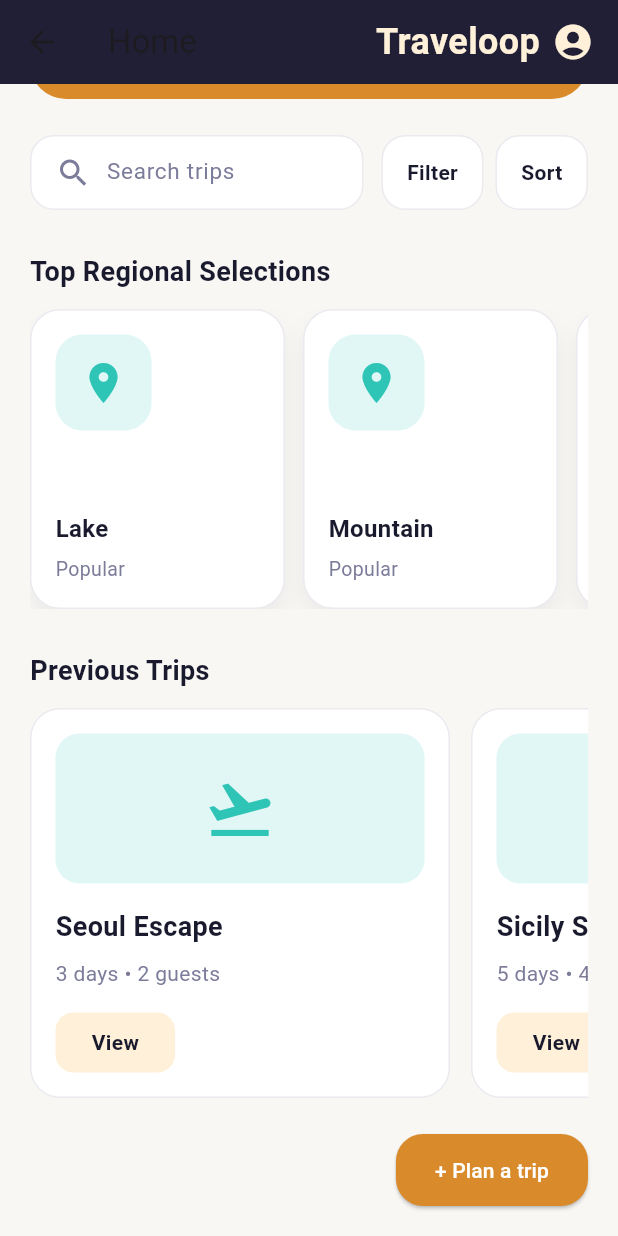
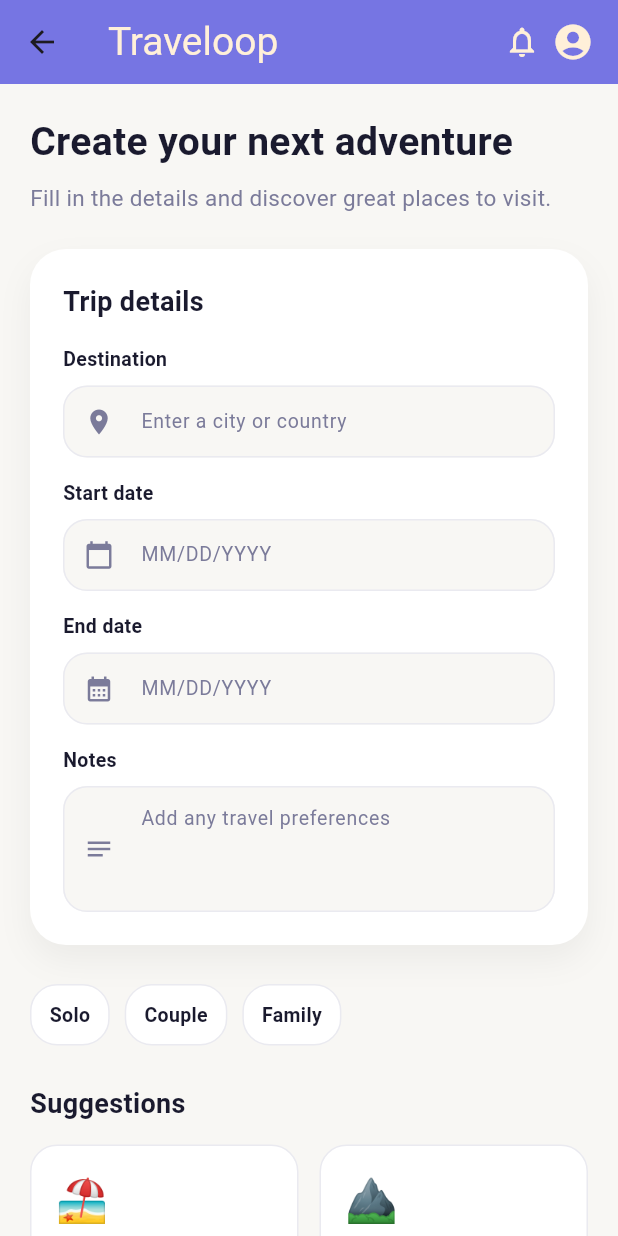
Before and after one commit to 25amtics330-sys/Traveloop, a Flutter app: the HomePage screen opened by its route, scrolled down 278 dp, after a tap on "+ Plan a trip", on a phone screen of 412 x 824 dp. Run offline on Flutter 3.47's test engine with Material 3 defaults, Android fonts, the phone set to English and light mode, and no system bars.

Commit message:
Added New travel page

```diff
--- a/Frontend/webapp/lib/Pages/home.dart
+++ b/Frontend/webapp/lib/Pages/home.dart
@@ -39,18 +39,12 @@ class _HomePageState extends State<HomePage> with TickerProviderStateMixin {
     return Scaffold(
       backgroundColor: AppColors.bg,
       appBar: AppBar(
-        backgroundColor: AppColors.primary,
+        backgroundColor: const Color.fromARGB(255, 119, 119, 232),
         elevation: 1,
-        title: const Text('Home'),
+        title: const Text('Traveloop', style: TextStyle(color: AppColors.accentLight, fontSize: 26),  ),
         actions: const [
-          Text(
-            'Traveloop',
-            style: TextStyle(
-              color: AppColors.accentLight,
-              fontSize: 24,
-              fontWeight: FontWeight.bold,
-            ),
-          ),
+          SizedBox(width: 24),
+          Icon(Icons.notifications_none, color: AppColors.accentLight),
           SizedBox(width: 8),
           Padding(
             padding: EdgeInsets.only(right: 16.0),
@@ -232,7 +226,9 @@ class _HomePageState extends State<HomePage> with TickerProviderStateMixin {
             Align(
               alignment: Alignment.centerRight,
               child: ElevatedButton(
-                onPressed: () {},
+                onPressed: () {
+                  Navigator.pushNamed(context, '/new_trip');
+                },
                 style: ElevatedButton.styleFrom(
                   backgroundColor: AppColors.accent,
                   foregroundColor: AppColors.card,
--- /dev/null
+++ b/Frontend/webapp/lib/Pages/new_trip.dart
@@ -0,0 +1,307 @@
+import 'package:flutter/material.dart';
+import '../main.dart';
+
+class CreateTripScreen extends StatefulWidget {
+  const CreateTripScreen({Key? key}) : super(key: key);
+
+  @override
+  State<CreateTripScreen> createState() => _CreateTripScreenState();
+}
+
+class _CreateTripScreenState extends State<CreateTripScreen> {
+  final TextEditingController _destinationController = TextEditingController();
+  final TextEditingController _startDateController = TextEditingController();
+  final TextEditingController _endDateController = TextEditingController();
+  final TextEditingController _notesController = TextEditingController();
+
+  final List<Map<String, String>> _suggestions = [
+    {'title': 'Beach', 'subtitle': 'Relax by the sea', 'icon': '🏖'},
+    {'title': 'Mountain', 'subtitle': 'Hike the trails', 'icon': '⛰'},
+    {'title': 'City', 'subtitle': 'Explore local streets', 'icon': '🏙'},
+    {'title': 'Food', 'subtitle': 'Taste new flavors', 'icon': '🍲'},
+    {'title': 'Culture', 'subtitle': 'Visit museums', 'icon': '🏛'},
+    {'title': 'Adventure', 'subtitle': 'Try new sports', 'icon': '🚣'},
+  ];
+
+  @override
+  void dispose() {
+    _destinationController.dispose();
+    _startDateController.dispose();
+    _endDateController.dispose();
+    _notesController.dispose();
+    super.dispose();
+  }
+
+  @override
+  Widget build(BuildContext context) {
+    return Scaffold(
+      backgroundColor: AppColors.bg,
+      appBar:AppBar(
+        backgroundColor: const Color.fromARGB(255, 119, 119, 232),
+        elevation: 1,
+        title: const Text('Traveloop', style: TextStyle(color: AppColors.accentLight, fontSize: 26),  ),
+        actions: const [
+          SizedBox(width: 24),
+          Icon(Icons.notifications_none, color: AppColors.accentLight),
+          SizedBox(width: 8),
+          Padding(
+            padding: EdgeInsets.only(right: 16.0),
+            child: Icon(
+              Icons.account_circle,
+              color: AppColors.accentLight,
+              size: 28,
+            ),
+          ),
+        ],
+      ),
+      body: SingleChildScrollView(
+        padding: const EdgeInsets.all(20),
+        child: Column(
+          crossAxisAlignment: CrossAxisAlignment.start,
+          children: [
+            Text(
+              'Create your next adventure',
+              style: TextStyle(
+                color: AppColors.text,
+                fontSize: 26,
+                fontWeight: FontWeight.bold,
+              ),
+            ),
+            const SizedBox(height: 8),
+            Text(
+              'Fill in the details and discover great places to visit.',
+              style: TextStyle(
+                color: AppColors.textLight,
+                fontSize: 15,
+              ),
+            ),
+            const SizedBox(height: 24),
+            Container(
+              decoration: BoxDecoration(
+                color: AppColors.card,
+                borderRadius: BorderRadius.circular(24),
+                boxShadow: [
+                  BoxShadow(
+                    color: Colors.black.withOpacity(0.05),
+                    blurRadius: 18,
+                    offset: const Offset(0, 10),
+                  ),
+                ],
+              ),
+              padding: const EdgeInsets.all(22),
+              child: Column(
+                crossAxisAlignment: CrossAxisAlignment.start,
+                children: [
+                  Text(
+                    'Trip details',
+                    style: TextStyle(
+                      color: AppColors.text,
+                      fontSize: 18,
+                      fontWeight: FontWeight.w700,
+                    ),
+                  ),
+                  const SizedBox(height: 16),
+                  _buildInputField(
+                    label: 'Destination',
+                    controller: _destinationController,
+                    hintText: 'Enter a city or country',
+                    icon: Icons.place,
+                  ),
+                  const SizedBox(height: 14),
+                  _buildInputField(
+                    label: 'Start date',
+                    controller: _startDateController,
+                    hintText: 'MM/DD/YYYY',
+                    icon: Icons.calendar_today,
+                  ),
+                  const SizedBox(height: 14),
+                  _buildInputField(
+                    label: 'End date',
+                    controller: _endDateController,
+                    hintText: 'MM/DD/YYYY',
+                    icon: Icons.calendar_month,
+                  ),
+                  const SizedBox(height: 14),
+                  _buildInputField(
+                    label: 'Notes',
+                    controller: _notesController,
+                    hintText: 'Add any travel preferences',
+                    icon: Icons.notes,
+                    maxLines: 3,
+                  ),
+                ],
+              ),
+            ),
+            const SizedBox(height: 26),
+            Row(
+              children: [
+                _buildPill('Solo'),
+                const SizedBox(width: 10),
+                _buildPill('Couple'),
+                const SizedBox(width: 10),
+                _buildPill('Family'),
+              ],
+            ),
+            const SizedBox(height: 26),
+            Text(
+              'Suggestions',
+              style: TextStyle(
+                color: AppColors.text,
+                fontSize: 18,
+                fontWeight: FontWeight.w700,
+              ),
+            ),
+            const SizedBox(height: 14),
+            GridView.builder(
+              shrinkWrap: true,
+              physics: const NeverScrollableScrollPhysics(),
+              itemCount: _suggestions.length,
+              gridDelegate: const SliverGridDelegateWithFixedCrossAxisCount(
+                crossAxisCount: 2,
+                crossAxisSpacing: 14,
+                mainAxisSpacing: 14,
+                childAspectRatio: 1.05,
+              ),
+              itemBuilder: (context, index) {
+                final item = _suggestions[index];
+                return Container(
+                  constraints: const BoxConstraints(minHeight: 120, minWidth: 150, maxHeight: 220, maxWidth: 260),
+                  decoration: BoxDecoration(
+                    color: AppColors.card,
+                    borderRadius: BorderRadius.circular(18),
+                    border: Border.all(color: AppColors.border),
+                  ),
+                  padding: const EdgeInsets.all(16),
+                  child: Column(
+                    crossAxisAlignment: CrossAxisAlignment.start,
+                    children: [
+                      Text(
+                        item['icon']!,
+                        style: const TextStyle(fontSize: 28),
+                      ),
+                      const Spacer(),
+                      Text(
+                        item['title']!,
+                        style: TextStyle(
+                          color: AppColors.text,
+                          fontSize: 16,
+                          fontWeight: FontWeight.w700,
+                        ),
+                      ),
+                      const SizedBox(height: 4),
+                      Text(
+                        item['subtitle']!,
+                        style: TextStyle(
+                          color: AppColors.textLight,
+                          fontSize: 13,
+                        ),
+                      ),
+                    ],
+                  ),
+                );
+              },
+            ),
+            const SizedBox(height: 28),
+            Align(
+              alignment: Alignment.centerRight,
+              child: ElevatedButton(
+                onPressed: () {},
+                style: ElevatedButton.styleFrom(
+                  backgroundColor: AppColors.accent,
+                  foregroundColor: AppColors.card,
+                  shape: RoundedRectangleBorder(
+                    borderRadius: BorderRadius.circular(18),
+                  ),
+                  padding: const EdgeInsets.symmetric(
+                    horizontal: 28,
+                    vertical: 16,
+                  ),
+                ),
+                child: const Text('Save itinerary'),
+              ),
+            ),
+          ],
+        ),
+      ),
+    );
+  }
+
+  Widget _buildInputField({
+    required String label,
+    required TextEditingController controller,
+    required String hintText,
+    required IconData icon,
+    int maxLines = 1,
+  }) {
+    final screenWidth = MediaQuery.of(context).size.width;
+    final isPhone = screenWidth < 600;
+
+    return Column(
+      crossAxisAlignment: CrossAxisAlignment.start,
+      children: [
+        Text(
+          label,
+          style: TextStyle(
+            color: AppColors.text,
+            fontSize: isPhone ? 13.0 : 14.0,
+            fontWeight: FontWeight.w600,
+          ),
+        ),
+        const SizedBox(height: 8),
+        TextField(
+          controller: controller,
+          maxLines: maxLines,
+          decoration: InputDecoration(
+            prefixIcon: Icon(icon, color: AppColors.textLight, size: 20),
+            hintText: hintText,
+            hintStyle: TextStyle(color: AppColors.textLight, fontSize: isPhone ? 13.0 : 14.0),
+            filled: true,
+            fillColor: AppColors.bg,
+            border: OutlineInputBorder(
+              borderRadius: BorderRadius.circular(16),
+              borderSide: BorderSide(color: AppColors.border),
+            ),
+            enabledBorder: OutlineInputBorder(
+              borderRadius: BorderRadius.circular(16),
+              borderSide: BorderSide(color: AppColors.border),
+            ),
+            focusedBorder: OutlineInputBorder(
+              borderRadius: BorderRadius.circular(16),
+              borderSide: BorderSide(color: AppColors.accent),
+            ),
+            contentPadding: const EdgeInsets.symmetric(
+              vertical: 12,
+              horizontal: 12,
+            ),
+          ),
+          style: TextStyle(
+            color: AppColors.text,
+            fontSize: isPhone ? 13.0 : 14.0,
+          ),
+        ),
+      ],
+    );
+  }
+
+  Widget _buildPill(String label) {
+    final screenWidth = MediaQuery.of(context).size.width;
+    final isPhone = screenWidth < 600;
+
+    return Container(
+      padding: EdgeInsets.symmetric(horizontal: isPhone ? 12 : 16, vertical: 10),
+      decoration: BoxDecoration(
+        color: AppColors.card,
+        borderRadius: BorderRadius.circular(18),
+        border: Border.all(color: AppColors.border),
+      ),
+      child: Text(
+        label,
+        style: TextStyle(
+          color: AppColors.text,
+          fontSize: isPhone ? 13.0 : 14.0,
+          fontWeight: FontWeight.w600,
+        ),
+      ),
+    );
+  }
+}
--- a/Frontend/webapp/lib/main.dart
+++ b/Frontend/webapp/lib/main.dart
@@ -2,6 +2,7 @@ import 'package:flutter/material.dart';
 import 'Pages/Authorization/login.dart';
 import 'Pages/Authorization/signup.dart';
 import 'Pages/home.dart';
+import 'Pages/new_trip.dart';
 
 void main() {
   runApp(const MyApp());
@@ -18,6 +19,7 @@ class MyApp extends StatelessWidget {
         '/login': (context) => const LoginPage(),
         '/signup': (context) => const SignupPage(),
         '/home': (context) => const HomePage(),
+        '/new_trip': (context) => const CreateTripScreen(),
       },
       theme: ThemeData(
         colorScheme: ColorScheme.fromSeed(seedColor: Colors.deepPurple),
```
Also changed, not shown: Frontend/webapp/lib/Pages/Authorization/login.dart (+36 -23 lines), Frontend/webapp/lib/Pages/Authorization/signup.dart (+75 -46 lines).
